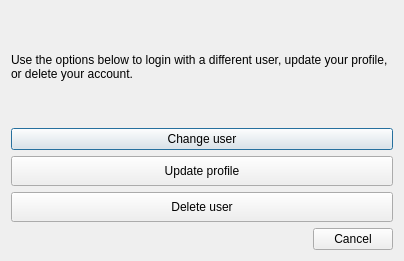
Qt form LDMP/gui/DlgSettingsEdit.ui (ConservationInternational/trends.earth) before a commit.
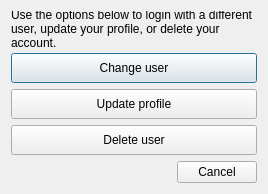
The same form after that commit.

Commit message: Update settings page.

The edit to the form file:
```diff
--- a/LDMP/gui/DlgSettingsEdit.ui
+++ b/LDMP/gui/DlgSettingsEdit.ui
@@ -6,8 +6,8 @@
    <rect>
     <x>0</x>
     <y>0</y>
-    <width>404</width>
-    <height>261</height>
+    <width>268</width>
+    <height>194</height>
    </rect>
   </property>
   <property name="sizePolicy">
@@ -38,6 +38,12 @@
    </item>
    <item>
     <widget class="QPushButton" name="pushButton_change_user">
+     <property name="minimumSize">
+      <size>
+       <width>0</width>
+       <height>30</height>
+      </size>
+     </property>
      <property name="text">
       <string>Change user</string>
      </property>
```
The commit also changes 18 other files.
